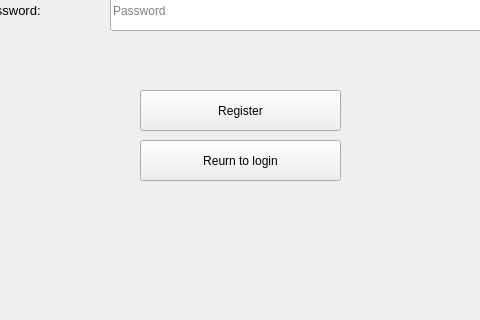
Qt form DuoiHinhBatChu_Frontend/register.ui (evmosss/Qt-DuoiHinhBatChu) before a commit; both pictures show x 150 to 630 and y 280 to 600 of the 800 by 600 pixel window.
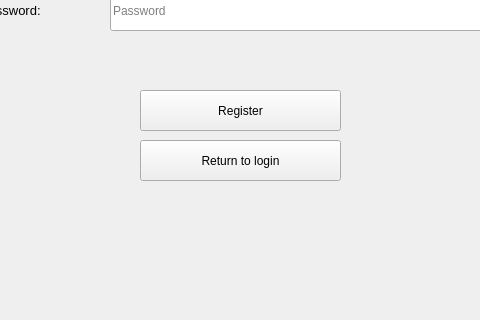
The same form after that commit.

Diff of the .ui file:
```diff
--- a/DuoiHinhBatChu_Frontend/register.ui
+++ b/DuoiHinhBatChu_Frontend/register.ui
@@ -117,7 +117,7 @@
     </rect>
    </property>
    <property name="text">
-    <string>Reurn to login</string>
+    <string>Return to login</string>
    </property>
   </widget>
  </widget>
```
